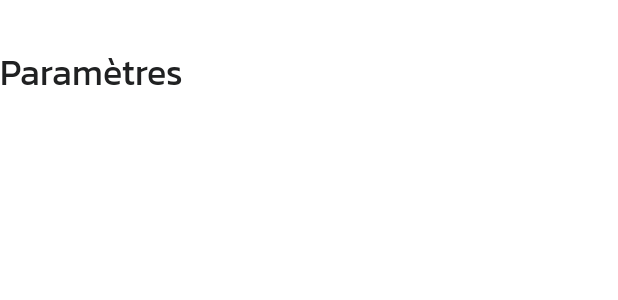
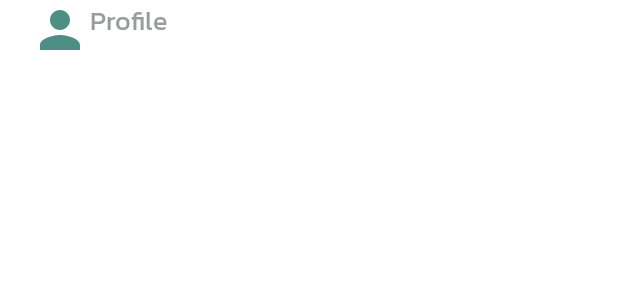
Before and after one commit to SirioItalia/SirioMobile, an Android app: the layout activity_settings.xml on its own in the app's theme, with its tools: preview values and no code run, on a phone screen of 412 x 824 dp. Shown: the top 300 px of the screen. Run offline under Robolectric (Android 15) with nearby library versions, the phone set to English and light mode, and no system bars.

```diff
--- a/app/src/main/AndroidManifest.xml
+++ b/app/src/main/AndroidManifest.xml
@@ -14,6 +14,7 @@
         android:theme="@style/Theme.SirioItalia">
         <activity
             android:name=".SettingsActivity"
+            android:label="Parameters"
             android:exported="false" />
         <activity
             android:name=".SignInActivity"
@@ -33,7 +34,7 @@
             android:launchMode="singleTop" />
         <activity
             android:name=".ArticleDetails"
-            android:label="Detail de l&apos;article">
+            android:label="Article details">
             android:launchMode="singleTop">
             <meta-data
                 android:name="android.support.PARENT_ACTIVITY"
--- /dev/null
+++ b/app/src/main/res/drawable-anydpi/ic_profile.xml
@@ -0,0 +1,11 @@
+<vector xmlns:android="http://schemas.android.com/apk/res/android"
+    android:width="24dp"
+    android:height="24dp"
+    android:viewportWidth="24"
+    android:viewportHeight="24"
+    android:tint="#217367"
+    android:alpha="0.8">
+  <path
+      android:fillColor="@android:color/white"
+      android:pathData="M12,12c2.21,0 4,-1.79 4,-4s-1.79,-4 -4,-4 -4,1.79 -4,4 1.79,4 4,4zM12,14c-2.67,0 -8,1.34 -8,4v2h16v-2c0,-2.66 -5.33,-4 -8,-4z"/>
+</vector>
--- a/app/src/main/res/layout/activity_settings.xml
+++ b/app/src/main/res/layout/activity_settings.xml
@@ -6,11 +6,19 @@
     android:layout_height="match_parent"
     tools:context=".SettingsActivity">
 
+    <ImageView
+        android:id="@+id/profileIv"
+        android:layout_width="40dp"
+        android:layout_height="40dp"
+        android:layout_marginLeft="20dp"
+        android:src="@drawable/ic_profile" />
+
     <TextView
-        android:id="@+id/labelParameters"
+        android:id="@+id/profileTv"
+        style="@style/DefaultTextStyle"
         android:layout_width="wrap_content"
         android:layout_height="wrap_content"
-        android:text="Paramètres"
-        android:layout_marginTop="30dp"
-        style="@style/TitleTextStyle"/>
+        android:layout_toRightOf="@+id/profileIv"
+        android:text="Profile" />
+
 </RelativeLayout>
```
Also changed, not shown: app/src/main/res/drawable-hdpi/ic_profile.png (added), app/src/main/res/drawable-mdpi/ic_profile.png (added), app/src/main/res/drawable-xhdpi/ic_profile.png (added), app/src/main/res/drawable-xxhdpi/ic_profile.png (added).
